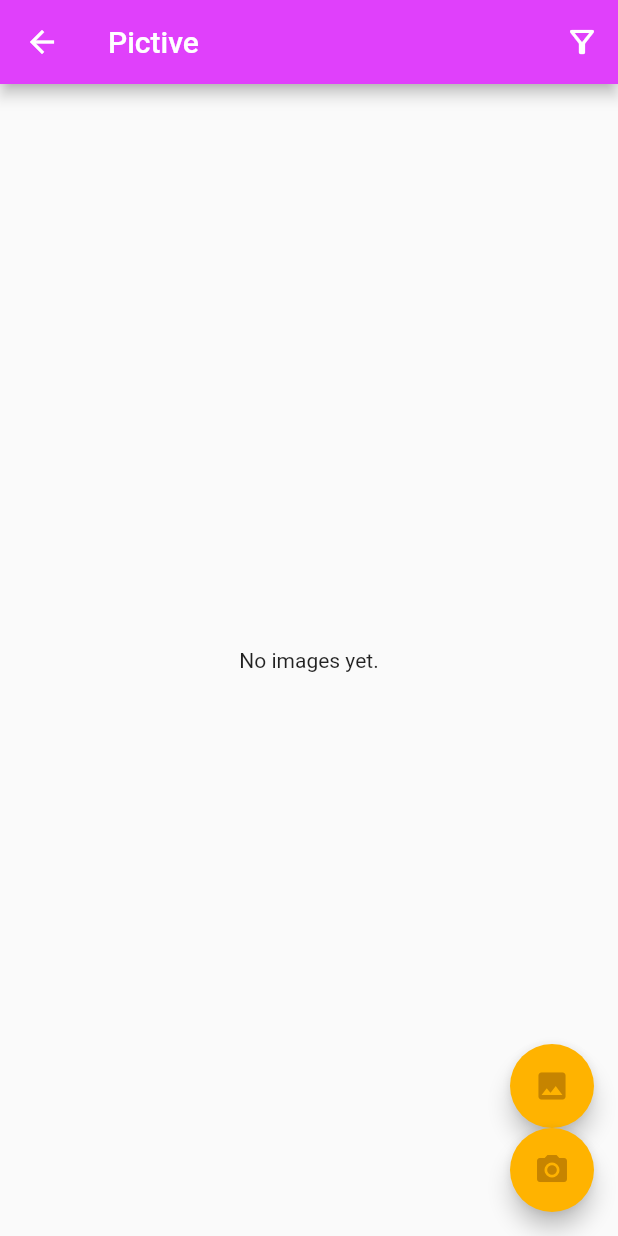
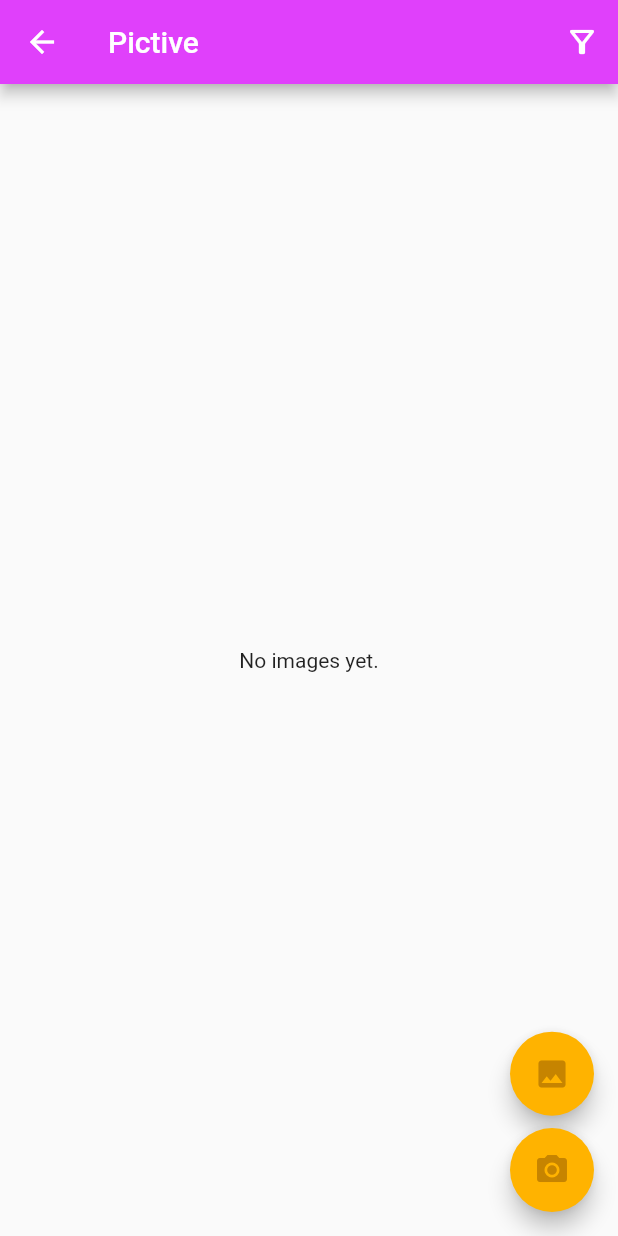
Before and after one commit to AntsInMyEy3sJohnson/pictive_app_mvp, a Flutter app: the OverviewPage screen opened by its route, on a phone screen of 412 x 824 dp. Run offline on Flutter 3.47's test engine with Material 2 defaults, Android fonts, the phone set to English and light mode, and no system bars; our stand-ins replace equatable, flutter_bloc, image_picker.

Commit message:
Introduce SizedBox between FABs on overview page.

```diff
--- a/lib/routes/overview_page.dart
+++ b/lib/routes/overview_page.dart
@@ -50,6 +50,7 @@ class _OverviewPageState extends State<OverviewPage> {
             onPressed: _processSelectImagesButtonPressed,
             heroTag: "pickMultiImageFromGalleryFab",
           ),
+          SizedBox(height: MediaQuery.of(context).size.height * 0.01),
           FloatingActionButton(
             tooltip: "Take a picture with your phone's camera",
             child: const Icon(Icons.camera_alt),
```
